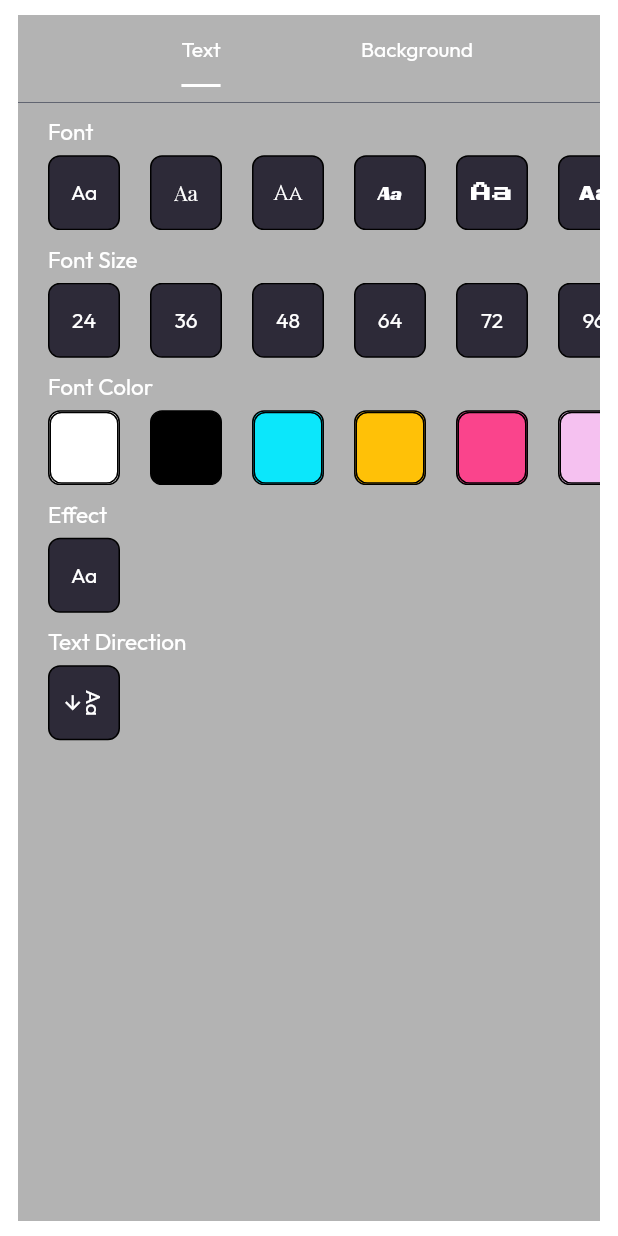
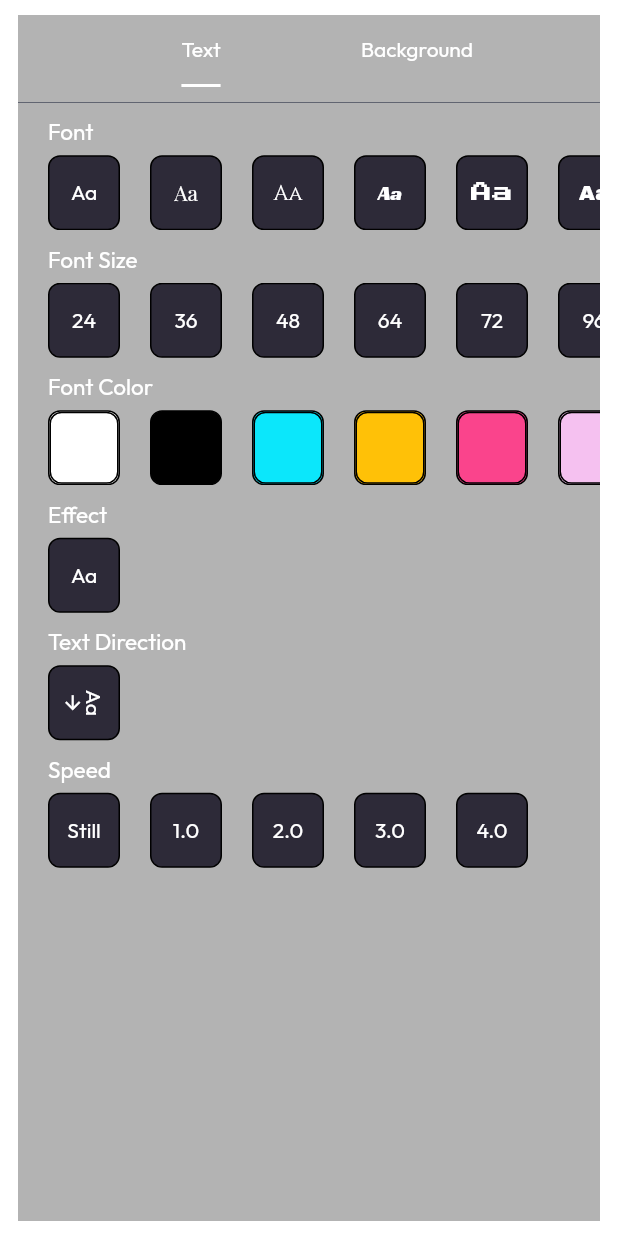
Before and after one commit to BrzhBrzh23/led_banner, a Flutter app: the CustomBottomSheet screen opened directly, on a phone screen of 412 x 824 dp. Run offline on Flutter 3.47's test engine with Material 2 defaults, Android fonts, the light colour scheme and no system bars; our stand-ins replace auto_route, get, google_fonts, marquee; project files that could hold a hidden picture were left out.

Commit message:
Added Text Sliding

```diff
--- /dev/null
+++ b/lib/home/banner/widgets/animation_button_widget.dart
@@ -0,0 +1,52 @@
+import 'package:flutter/material.dart';
+import 'package:get/get.dart';
+import 'package:google_fonts/google_fonts.dart';
+import 'package:led_banner/home/controllers/editor_controller.dart';
+
+class AnimationButton {
+  AnimationButton(this.isAnimated, this.speed);
+
+  final bool isAnimated;
+  final double speed;
+}
+
+final List<AnimationButton> animationButtons = [
+  AnimationButton(false, 0),
+  AnimationButton(true, 100),
+  AnimationButton(true, 200),
+  AnimationButton(true, 300),
+  AnimationButton(true, 400),
+];
+
+class AnimationButtonTile extends StatelessWidget {
+  EditorController editorController = Get.put(EditorController());
+
+  final bool isAnimated;
+  final double speed;
+
+  AnimationButtonTile({
+    Key? key,
+    required this.isAnimated,
+    required this.speed,
+  }) : super(key: key);
+
+  @override
+  Widget build(BuildContext context) {
+    return Padding(
+      padding: const EdgeInsets.only(left: 20),
+      child: Container(
+          height: 48,
+          width: 48,
+          decoration: BoxDecoration(
+              borderRadius: BorderRadius.circular(8),
+              border: Border.all(),
+              color: Color.fromRGBO(45, 42, 56, 1)),
+          child: TextButton(
+              onPressed: () {
+                editorController.animateSpeed(speed, isAnimated);
+              },
+              child:
+                  Text((speed == 0)?'Still':(speed/100).toString(), style: GoogleFonts.outfit(color: Colors.white)))),
+    );
+  }
+}
--- a/lib/home/banner/widgets/bottom_sheet_widget.dart
+++ b/lib/home/banner/widgets/bottom_sheet_widget.dart
@@ -1,6 +1,7 @@
 import 'package:flutter/material.dart';
 import 'package:get/get.dart';
 import 'package:google_fonts/google_fonts.dart';
+import 'package:led_banner/home/banner/widgets/animation_button_widget.dart';
 import 'package:led_banner/home/banner/widgets/color_button_widget.dart';
 import 'package:led_banner/home/banner/widgets/font_button_widget.dart';
 import 'package:led_banner/home/banner/widgets/fontsize_button_widget.dart';
@@ -168,6 +169,30 @@ class CustomBottomSheet extends StatelessWidget {
                                 shrinkWrap: true,
                               ),
                             ),
+                            Padding(
+                              padding: const EdgeInsets.only(
+                                  left: 20, top: 10, bottom: 6),
+                              child: Align(
+                                  alignment: Alignment.centerLeft,
+                                  child: Text('Speed',
+                                      style: GoogleFonts.outfit(
+                                          fontSize: 15, color: Colors.white))),
+                            ),
+                            Container(
+                              alignment: Alignment.centerLeft,
+                              height: 50,
+                              child: ListView.builder(
+
+                                itemCount: animationButtons.length,
+                                itemBuilder: ((context, index) =>
+                                    AnimationButtonTile(
+                                      speed: animationButtons[index].speed,
+                                      isAnimated: animationButtons[index].isAnimated,
+                                    )),
+                                scrollDirection: Axis.horizontal,
+                                shrinkWrap: true,
+                              ),
+                            ),
                           ],
                         )),
                         Column(
--- a/lib/home/controllers/editor_controller.dart
+++ b/lib/home/controllers/editor_controller.dart
@@ -3,6 +3,7 @@ import 'dart:math';
 import 'package:flutter/material.dart';
 import 'package:get/get.dart';
 import 'package:google_fonts/google_fonts.dart';
+import 'package:marquee/marquee.dart';
 
 class CustomTextStyle extends TextStyle {
   CustomTextStyle(
@@ -31,6 +32,8 @@ class EditorController extends GetxController {
   var fontStyle = CustomTextStyle().obs;
   var isNeon = false.obs;
   var isRotated = false.obs;
+  var isAnimated = false.obs;
+  var animationSpeed = 0.0.obs;
 
   makeFontFamily(String family) {
     fontStyle.value.fontFamily = family;
@@ -82,4 +85,12 @@ class EditorController extends GetxController {
     }
     update();
   }
+
+  animateSpeed(double speed, bool animBool){
+    isAnimated.value = animBool;
+    animationSpeed.value = speed;
+    update();
+    print(animationSpeed.value);
+  }
+
 }
--- a/pubspec.yaml
+++ b/pubspec.yaml
@@ -32,15 +32,14 @@ dependencies:
   flutter:
     sdk: flutter
   google_fonts: ^3.0.1
-  beamer: ^1.5.3
   auto_route: ^5.0.1
 
 
   # The following adds the Cupertino Icons font to your application.
   # Use with the CupertinoIcons class for iOS style icons.
   cupertino_icons: ^1.0.2
-  salomon_bottom_bar: ^3.3.1
   get: ^4.6.5
+  marquee: ^2.2.3
 
 dev_dependencies:
   flutter_test:
```
Also changed, not shown: lib/home/banner/editor_screen.dart (+24 -2 lines), pubspec.lock.
